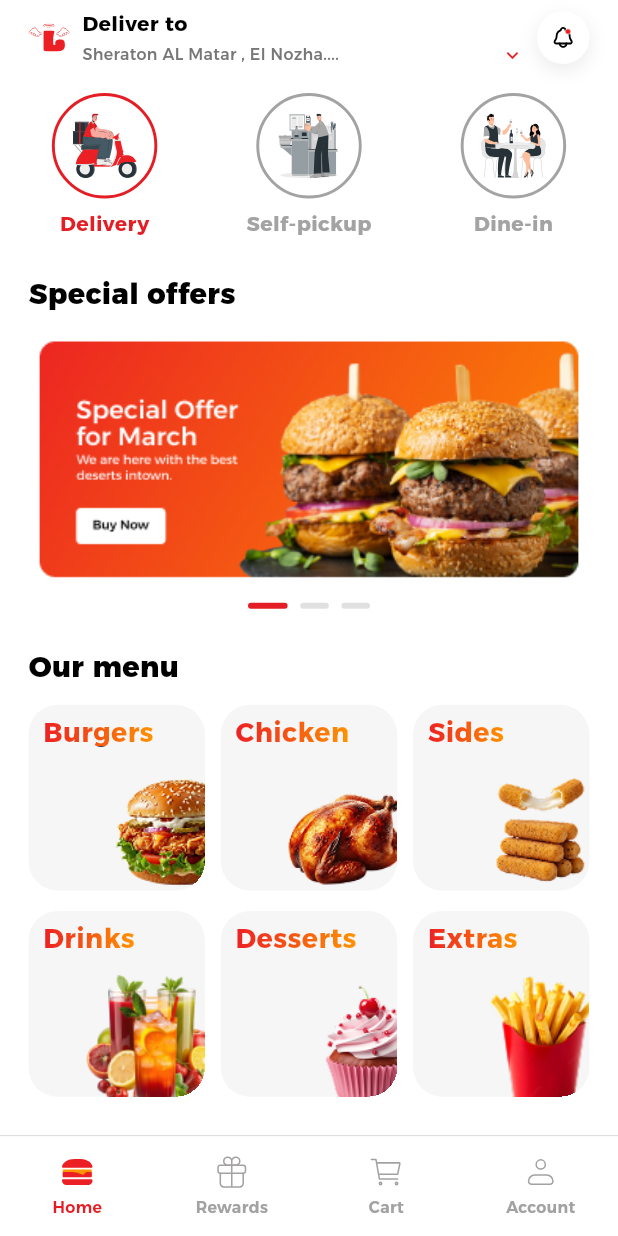
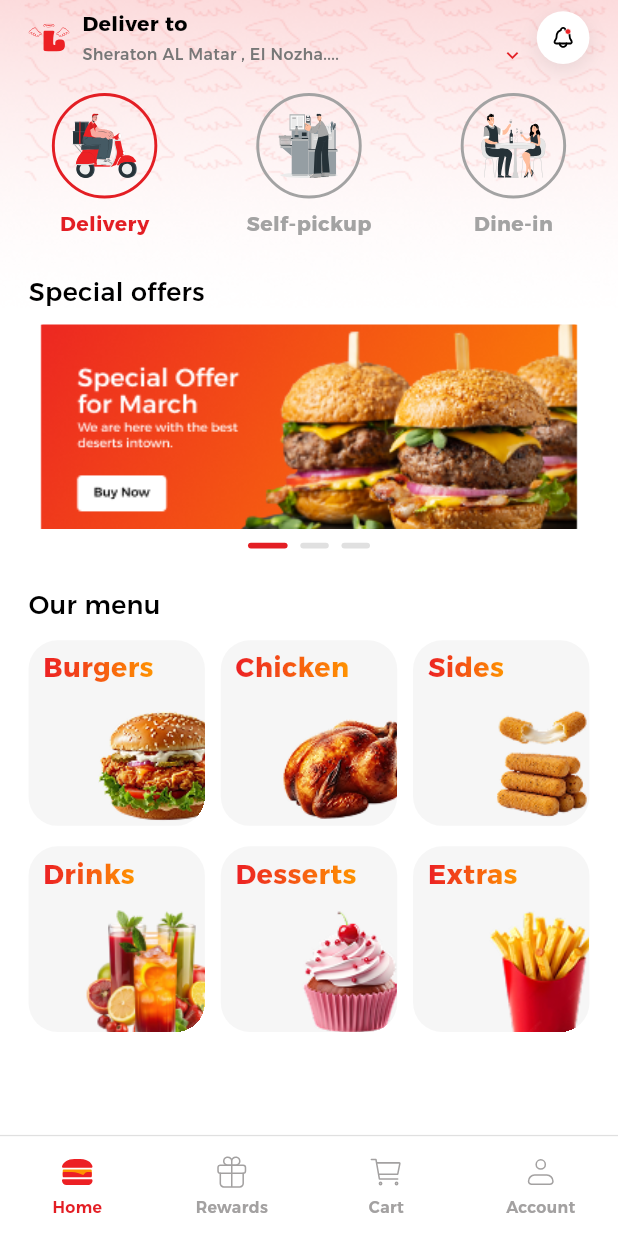
Before and after one commit to davidayman11/luciz, a Flutter app: the HomeScreen screen opened by its route, on a phone screen of 412 x 824 dp. Run offline on Flutter 3.47's test engine with Material 3 defaults, Android fonts, the phone set to English and light mode, and no system bars; our stand-ins replace flutter_svg, shared_preferences; accounts and stored records are empty.

Commit message:
homepage2

```diff
--- a/lib/features/home/presentation/pages/tabs/home_tab_page.dart
+++ b/lib/features/home/presentation/pages/tabs/home_tab_page.dart
@@ -1,3 +1,5 @@
+import 'dart:async';
+
 import 'package:flutter/material.dart';
 import 'package:flutter_svg/flutter_svg.dart';
 
@@ -16,9 +18,31 @@ class _HomeTabPageState extends State<HomeTabPage> {
   int bannerIndex = 0;
 
   final PageController _bannerController = PageController();
+  Timer? _bannerTimer;
+
+  @override
+  void initState() {
+    super.initState();
+    _startBannerAutoSlide();
+  }
+
+  void _startBannerAutoSlide() {
+    _bannerTimer = Timer.periodic(const Duration(seconds: 3), (_) {
+      if (!_bannerController.hasClients) return;
+
+      final nextIndex = bannerIndex == 2 ? 0 : bannerIndex + 1;
+
+      _bannerController.animateToPage(
+        nextIndex,
+        duration: const Duration(milliseconds: 450),
+        curve: Curves.easeInOut,
+      );
+    });
+  }
 
   @override
   void dispose() {
+    _bannerTimer?.cancel();
     _bannerController.dispose();
     super.dispose();
   }
@@ -27,7 +51,19 @@ class _HomeTabPageState extends State<HomeTabPage> {
   Widget build(BuildContext context) {
     final s = LucizScale.of(context);
 
-    return SafeArea(
+    return Stack(
+      children: [
+        Positioned(
+          top: 0,
+          left: 0,
+          right: 0,
+          child: Image.asset(
+            'assets/images/home_page_cover.png',
+            height: s.h(210),
+            fit: BoxFit.cover,
+          ),
+        ),
+        SafeArea(
           child: SingleChildScrollView(
             padding: EdgeInsets.fromLTRB(s.w(10), s.h(6), s.w(10), s.h(20)),
             child: Column(
@@ -70,13 +106,17 @@ class _HomeTabPageState extends State<HomeTabPage> {
 
                 Padding(
                   padding: EdgeInsets.symmetric(horizontal: s.w(8)),
-              child: _SectionTitle(s: s, title: 'Special offers'),
+                  child: _SectionTitle(
+                    s: s,
+                    title: 'Special offers',
+                    fontWeight: FontWeight.w500,
+                  ),
                 ),
 
                 SizedBox(height: s.h(10)),
 
                 SizedBox(
-              height: s.h(178),
+                  height: s.h(140),
                   child: PageView.builder(
                     controller: _bannerController,
                     itemCount: 3,
@@ -123,7 +163,11 @@ class _HomeTabPageState extends State<HomeTabPage> {
 
                 Padding(
                   padding: EdgeInsets.symmetric(horizontal: s.w(8)),
-              child: _SectionTitle(s: s, title: 'Our menu'),
+                  child: _SectionTitle(
+                    s: s,
+                    title: 'Our menu',
+                    fontWeight: FontWeight.w500,
+                  ),
                 ),
 
                 SizedBox(height: s.h(12)),
@@ -143,8 +187,8 @@ class _HomeTabPageState extends State<HomeTabPage> {
                         title: 'Burgers',
                         asset: 'assets/images/Burgers_logo.png',
                         imageWidth: 112,
-                    imageHeight: 88,
-                    right: -40,
+                        imageHeight: 90,
+                        right: -30,
                         bottom: -4,
                       ),
                       _MenuCard(
@@ -152,7 +196,7 @@ class _HomeTabPageState extends State<HomeTabPage> {
                         title: 'Chicken',
                         asset: 'assets/images/Chicken_logo.png',
                         imageWidth: 116,
-                    imageHeight: 90,
+                        imageHeight: 98,
                         right: -25,
                         bottom: -5,
                       ),
@@ -161,8 +205,8 @@ class _HomeTabPageState extends State<HomeTabPage> {
                         title: 'Sides',
                         asset: 'assets/images/Sides_logo.png',
                         imageWidth: 112,
-                    imageHeight: 88,
-                    right: -25,
+                        imageHeight: 90,
+                        right: -26,
                         bottom: -4,
                       ),
                       _MenuCard(
@@ -178,10 +222,10 @@ class _HomeTabPageState extends State<HomeTabPage> {
                         s: s,
                         title: 'Desserts',
                         asset: 'assets/images/Desserts_logo.png',
-                    imageWidth: 108,
-                    imageHeight: 92,
-                    right: -40,
-                    bottom: -8,
+                        imageWidth: 120,
+                        imageHeight: 95,
+                        right: -33,
+                        bottom: -4,
                       ),
                       _MenuCard(
                         s: s,
@@ -198,6 +242,8 @@ class _HomeTabPageState extends State<HomeTabPage> {
               ],
             ),
           ),
+        ),
+      ],
     );
   }
 }
@@ -345,10 +391,12 @@ class _SectionTitle extends StatelessWidget {
   const _SectionTitle({
     required this.s,
     required this.title,
+    this.fontWeight,
   });
 
   final LucizScale s;
   final String title;
+  final FontWeight? fontWeight;
 
   @override
   Widget build(BuildContext context) {
@@ -356,8 +404,8 @@ class _SectionTitle extends StatelessWidget {
       title,
       style: TextStyle(
         fontFamily: 'Alexandria',
-        fontSize: s.font(18),
-        fontWeight: FontWeight.w800,
+        fontSize: s.font(16),
+        fontWeight: fontWeight ?? FontWeight.w800,
         color: Colors.black,
       ),
     );
@@ -423,10 +471,7 @@ class _MenuCard extends StatelessWidget {
 }
 
 class _GradientText extends StatelessWidget {
-  const _GradientText(
-    this.text, {
-    required this.style,
-  });
+  const _GradientText(this.text, {required this.style});
 
   final String text;
   final TextStyle style;
@@ -436,13 +481,8 @@ class _GradientText extends StatelessWidget {
     return ShaderMask(
       shaderCallback: (bounds) {
         return const LinearGradient(
-          colors: [
-            Color(0xFFEC2024),
-            Color(0xFFFF9300),
-          ],
-        ).createShader(
-          Rect.fromLTWH(0, 0, bounds.width, bounds.height),
-        );
+          colors: [Color(0xFFEC2024), Color(0xFFFF9300)],
+        ).createShader(Rect.fromLTWH(0, 0, bounds.width, bounds.height));
       },
       blendMode: BlendMode.srcIn,
       child: Text(text, style: style),
--- a/pubspec.yaml
+++ b/pubspec.yaml
@@ -41,6 +41,7 @@ flutter:
     - assets/images/Drinks_logo.png
     - assets/images/Desserts_logo.png
     - assets/images/Extras_logo.png
+    - assets/images/home_page_cover.png
 
   fonts:
     - family: Alexandria
```
Also changed, not shown: assets/images/home_page_cover.png (added). Lines whose indentation alone changed are shown as unchanged.
